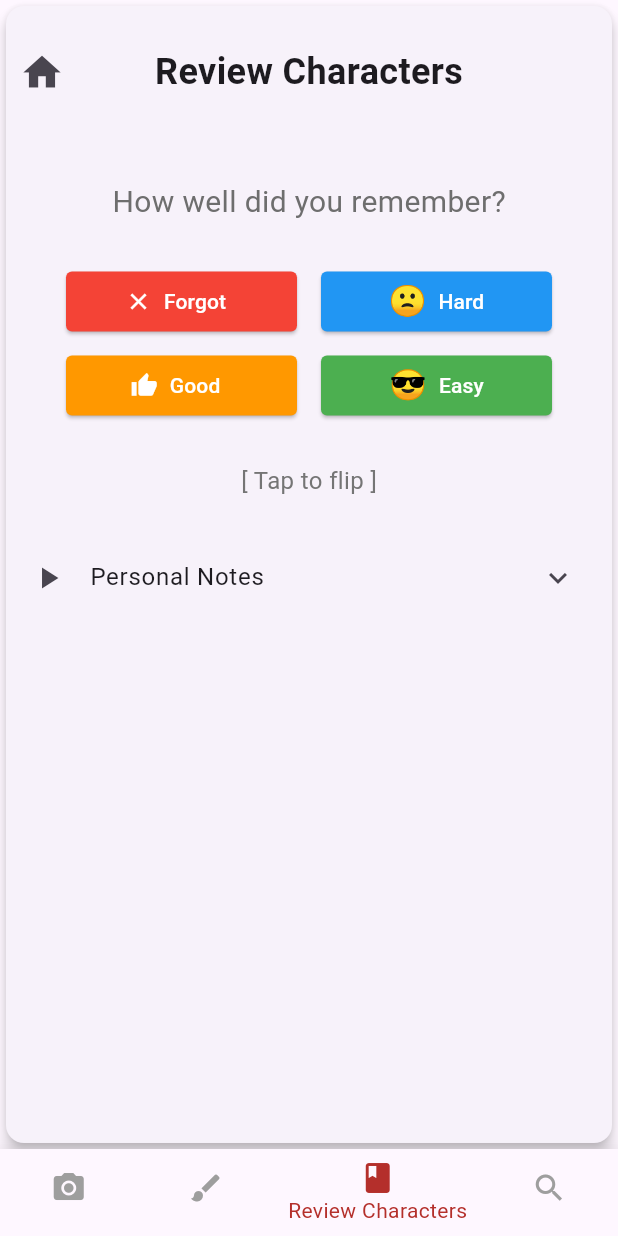
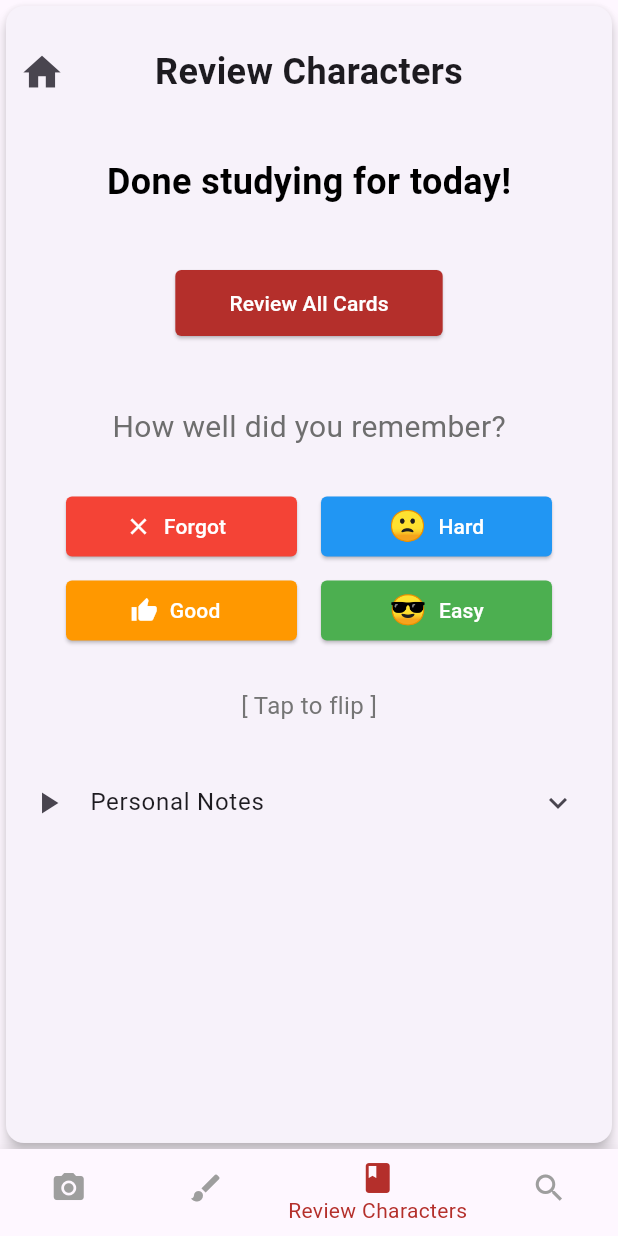
Before and after one commit to JasonS911/flashhanzi, a Flutter app: the screen it shows after launch, after a tap on "Review Characters", on a phone screen of 412 x 824 dp. Run offline on Flutter 3.47's test engine with Material 3 defaults, Android fonts, the phone set to English and light mode, and no system bars; drawn by our look-alikes of flip_card; our stand-ins replace camera, drift, google_fonts; accounts and stored records are empty; generated files the repository leaves out were written again.

Commit message:
review all button

```diff
--- a/lib/review_characters.dart
+++ b/lib/review_characters.dart
@@ -1,6 +1,5 @@
 import 'package:flashhanzi/database/database.dart';
-import 'package:flashhanzi/main.dart';
-import 'package:flashhanzi/scan_character.dart';
+import 'package:flashhanzi/home_page.dart';
 import 'package:flutter/material.dart';
 import 'package:flip_card/flip_card.dart'; // Add this import for FlipCard
 
@@ -24,20 +23,15 @@ class _ReviewCharactersState extends State<ReviewCharacters> {
     super.initState();
     db = AppDatabase(); // Initialize the database instance in initState
     _dueCards = db.getDueCards(); // Call the method without arguments
-    // _dueCards
-    //     .then((cards) {
-    //       print('Due Cards:');
-    //       for (var card in cards) {
-    //         print(
-    //           'Character: ${card.character}, Pinyin: ${card.pinyin}, Definition: ${card.definition}',
-    //         );
-    //       }
-    //     })
-    //     .catchError((error) {
-    //       print('Error fetching due cards: $error');
-    //     });
     _currentIndex = 0; // Initialize the current index to 0
     // bool _flipped = false; // Initialize the flipped state to false
+    _dueCards.then((cards) {
+      if (cards.isEmpty) {
+        setState(() {
+          _currentIndex = -1;
+        });
+      }
+    });
   }
 
   void updateCard(int grade) async {
@@ -45,13 +39,13 @@ class _ReviewCharactersState extends State<ReviewCharacters> {
     final cards = await db.getDueCards();
 
     if (cards.isNotEmpty) {
-      if (_currentIndex >= cards.length) {
+      if (_currentIndex > cards.length) {
         setState(() {
           _currentIndex = -1;
         });
       }
 
-      db.updateNextReview(cards[_currentIndex].character, DateTime.now());
+      // db.updateNextReview(cards[0].character, DateTime.now());
 
       // Reschedule for the specified number of days
       // Cycle through cards
@@ -59,25 +53,25 @@ class _ReviewCharactersState extends State<ReviewCharacters> {
       if (grade == 1) {
         // If "Forgot" button was pressed
         db.updateNextReview(
-          cards[_currentIndex].character,
+          cards[0].character,
           DateTime.now().add(Duration(days: 1)),
         ); // Reschedule for tomorrow
       } else if (grade == 2) {
         // If "Hard" button was pressed
         db.updateNextReview(
-          cards[_currentIndex].character,
+          cards[0].character,
           DateTime.now().add(Duration(days: 2)),
         ); // Reschedule for two days later
       } else if (grade == 3) {
         // If "Good" button was pressed
         db.updateNextReview(
-          cards[_currentIndex].character,
+          cards[0].character,
           DateTime.now().add(Duration(days: 3)),
         ); // Reschedule for three days later
       } else if (grade == 4) {
         // If "Easy" button was pressed
         db.updateNextReview(
-          cards[_currentIndex].character,
+          cards[0].character,
           DateTime.now().add(Duration(days: 4)),
         ); // Reschedule for a week later
       }
@@ -158,18 +152,92 @@ class _ReviewCharactersState extends State<ReviewCharacters> {
                         );
                       } catch (e) {
                         //change this screen
-                        return const Text(
-                          'No characters available',
-                          style: TextStyle(
-                            fontSize: 84,
-                            fontWeight: FontWeight.bold,
-                            color: Colors.red,
-                            decoration: TextDecoration.none, // Remove underline
+                        return Center(
+                          child: Column(
+                            children: [
+                              Text(
+                                'Done studying for today!',
+                                style: TextStyle(
+                                  fontSize: 24,
+                                  fontWeight: FontWeight.bold,
+                                  color: Colors.black,
+                                  decoration:
+                                      TextDecoration.none, // Remove underline
+                                ),
+                              ),
+                              SizedBox(height: 40),
+
+                              ElevatedButton(
+                                style: OutlinedButton.styleFrom(
+                                  backgroundColor: Color(0xFFB42F2B),
+                                  shape: RoundedRectangleBorder(
+                                    borderRadius: BorderRadius.circular(4),
+                                  ),
+                                ),
+                                onPressed: () {
+                                  Navigator.push(
+                                    context,
+                                    MaterialPageRoute(
+                                      builder: (context) => HomePage(db: db),
+                                    ),
+                                  );
+                                },
+                                child: Padding(
+                                  padding: EdgeInsets.all(12),
+                                  child: Text(
+                                    'Review All Cards',
+                                    style: TextStyle(color: Colors.white),
+                                  ),
+                                ),
+                              ),
+                              SizedBox(height: 28),
+                            ],
                           ),
                         );
                       }
                     }
-                    return const SizedBox(); // Default return statement
+                    return Center(
+                      child: Column(
+                        children: [
+                          Text(
+                            'Done studying for today!',
+                            style: TextStyle(
+                              fontSize: 24,
+                              fontWeight: FontWeight.bold,
+                              color: Colors.black,
+                              decoration:
+                                  TextDecoration.none, // Remove underline
+                            ),
+                          ),
+                          SizedBox(height: 40),
+
+                          ElevatedButton(
+                            style: OutlinedButton.styleFrom(
+                              backgroundColor: Color(0xFFB42F2B),
+                              shape: RoundedRectangleBorder(
+                                borderRadius: BorderRadius.circular(4),
+                              ),
+                            ),
+                            onPressed: () {
+                              Navigator.push(
+                                context,
+                                MaterialPageRoute(
+                                  builder: (context) => HomePage(db: db),
+                                ),
+                              );
+                            },
+                            child: Padding(
+                              padding: EdgeInsets.all(12),
+                              child: Text(
+                                'Review All Cards',
+                                style: TextStyle(color: Colors.white),
+                              ),
+                            ),
+                          ),
+                          SizedBox(height: 28),
+                        ],
+                      ),
+                    );
                   },
                 ),
               ),
@@ -668,3 +736,7 @@ class _ReviewCharactersState extends State<ReviewCharacters> {
     );
   }
 }
+
+void doNothing() {
+  // Placeholder function for button actions
+}
```
Also changed, not shown: lib/done_studying.dart (added, +60 -0 lines).
